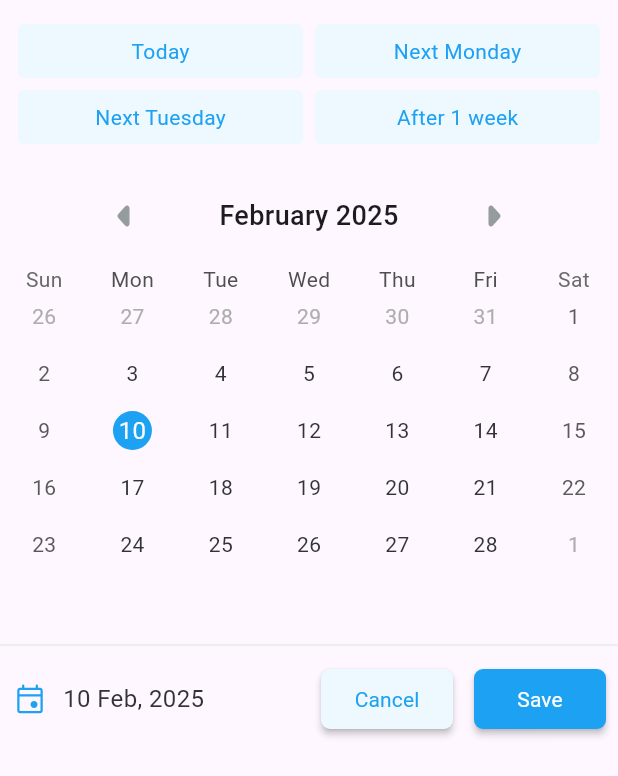
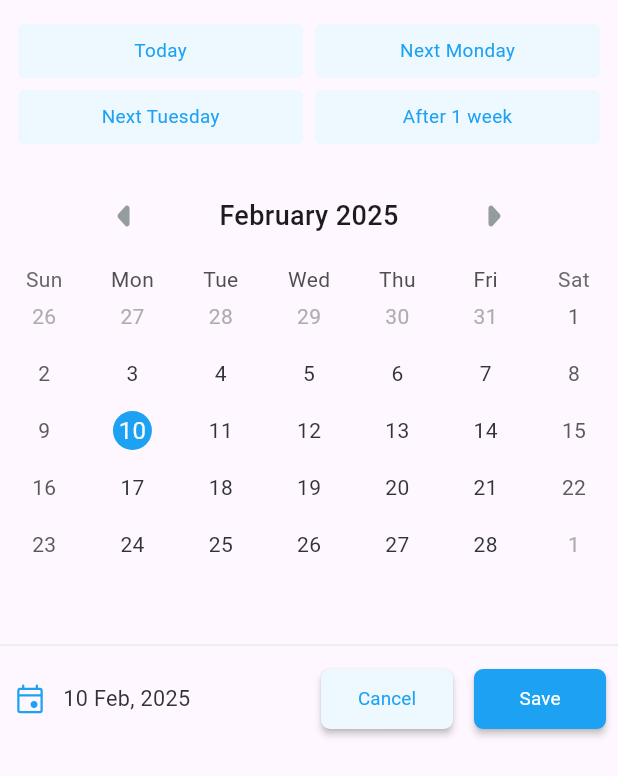
Before and after one commit to SCOSynoc/employee_data_test, a Flutter app: the TableCalendarCard screen opened directly, on a phone screen of 412 x 824 dp. Shown: the top 776 px of the screen. Run offline on Flutter 3.47's test engine with Material 3 defaults, Android fonts, the phone set to English and light mode, and no system bars; drawn by our look-alikes of table_calendar; our stand-ins replace equatable, firebase_core, flutter_bloc, flutter_slidable, flutter_svg, freezed_annotation and 3 more; accounts and stored records are empty.

Commit message:
Test task completed

```diff
--- a/lib/presentation/widgets/common_text_widget.dart
+++ b/lib/presentation/widgets/common_text_widget.dart
@@ -1,3 +1,5 @@
+import 'dart:math';
+
 import 'package:flutter/cupertino.dart';
 import 'package:google_fonts/google_fonts.dart';
 
@@ -10,6 +12,8 @@ class TextWidget extends StatelessWidget {
 
   @override
   Widget build(BuildContext context) {
-    return Text(text, style: GoogleFonts.roboto(fontSize: fontSize, fontWeight: wtg , color: color,  ), textScaler: MediaQuery.of(context).textScaler, );
+    final width = MediaQuery.of(context).size.width;
+    return Text(text, style: GoogleFonts.roboto(fontSize: fontSize, fontWeight: wtg , color: color,  ),
+      textScaler: TextScaler.linear(width <= 320 ? 0.7: width <= 344 ? 0.75 :0.9), );
   }
 }
```
Also changed, not shown: 1 other file.
